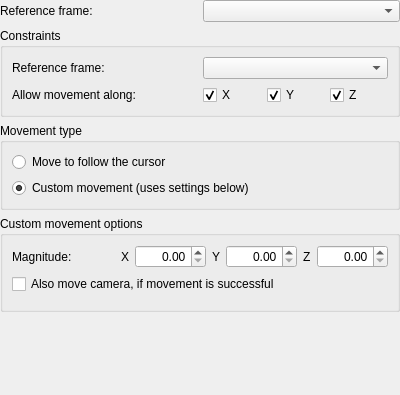
Qt form native/src/DovahKit/ui/options_window/worldedit_tools/options/move_selection_tool_options.ui (DavidJCobb/DovahKit) before a commit.
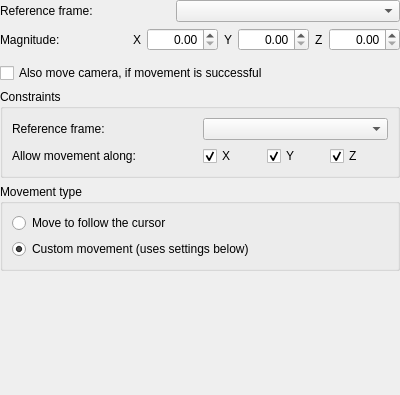
The same form after that commit. Custom widgets are drawn as their Qt base class.

Commit message: Worldinput fixes; "move selection by drag" finishing up

```diff
--- a/native/src/DovahKit/ui/options_window/worldedit_tools/options/move_selection_tool_options.ui
+++ b/native/src/DovahKit/ui/options_window/worldedit_tools/options/move_selection_tool_options.ui
@@ -13,7 +13,7 @@
   <property name="windowTitle">
    <string>Form</string>
   </property>
-  <layout class="QGridLayout" name="gridLayout">
+  <layout class="QGridLayout" name="gridLayout" columnstretch="5,1,6">
    <property name="leftMargin">
     <number>0</number>
    </property>
@@ -26,7 +26,14 @@
    <property name="bottomMargin">
     <number>0</number>
    </property>
-   <item row="2" column="0" colspan="2">
+   <item row="1" column="0">
+    <widget class="QLabel" name="label_4">
+     <property name="text">
+      <string>Magnitude:</string>
+     </property>
+    </widget>
+   </item>
+   <item row="5" column="0" colspan="3">
     <widget class="QGroupBox" name="groupBox">
      <property name="title">
       <string>Movement type</string>
@@ -52,99 +59,6 @@
      </layout>
     </widget>
    </item>
-   <item row="3" column="0" colspan="2">
-    <widget class="QGroupBox" name="customMovementGroupbox">
-     <property name="title">
-      <string>Custom movement options</string>
-     </property>
-     <layout class="QGridLayout" name="gridLayout_3">
-      <item row="1" column="0" colspan="2">
-       <widget class="QCheckBox" name="alsoMoveCamera">
-        <property name="text">
-         <string>Also move camera, if movement is successful</string>
-        </property>
-       </widget>
-      </item>
-      <item row="0" column="0">
-       <widget class="QLabel" name="label_4">
-        <property name="text">
-         <string>Magnitude:</string>
-        </property>
-       </widget>
-      </item>
-      <item row="0" column="1">
-       <layout class="QHBoxLayout" name="horizontalLayout_2">
-        <item>
-         <widget class="QLabel" name="label_5">
-          <property name="text">
-           <string>X</string>
-          </property>
-          <property name="buddy">
-           <cstring>customMagnitudeX</cstring>
-          </property>
-         </widget>
-        </item>
-        <item>
-         <widget class="QDoubleSpinBox" name="customMagnitudeX">
-          <property name="alignment">
-           <set>Qt::AlignRight|Qt::AlignTrailing|Qt::AlignVCenter</set>
-          </property>
-          <property name="maximum">
-           <double>4096.000000000000000</double>
-          </property>
-         </widget>
-        </item>
-        <item>
-         <widget class="QLabel" name="label_6">
-          <property name="text">
-           <string>Y</string>
-          </property>
-          <property name="buddy">
-           <cstring>customMagnitudeY</cstring>
-          </property>
-         </widget>
-        </item>
-        <item>
-         <widget class="QDoubleSpinBox" name="customMagnitudeY">
-          <property name="alignment">
-           <set>Qt::AlignRight|Qt::AlignTrailing|Qt::AlignVCenter</set>
-          </property>
-          <property name="maximum">
-           <double>4096.000000000000000</double>
-          </property>
-         </widget>
-        </item>
-        <item>
-         <widget class="QLabel" name="label_7">
-          <property name="text">
-           <string>Z</string>
-          </property>
-          <property name="buddy">
-           <cstring>customMagnitudeZ</cstring>
-          </property>
-         </widget>
-        </item>
-        <item>
-         <widget class="QDoubleSpinBox" name="customMagnitudeZ">
-          <property name="alignment">
-           <set>Qt::AlignRight|Qt::AlignTrailing|Qt::AlignVCenter</set>
-          </property>
-          <property name="maximum">
-           <double>4096.000000000000000</double>
-          </property>
-         </widget>
-        </item>
-       </layout>
-      </item>
-      <item row="2" column="0" colspan="2">
-       <widget class="WorldeditToolRangeInputScalesWidget" name="rangeInputScales" native="true"/>
-      </item>
-     </layout>
-    </widget>
-   </item>
-   <item row="0" column="1">
-    <widget class="QComboBox" name="transformFrame"/>
-   </item>
    <item row="0" column="0">
     <widget class="QLabel" name="label">
      <property name="text">
@@ -155,7 +69,13 @@
      </property>
     </widget>
    </item>
-   <item row="1" column="0" colspan="2">
+   <item row="2" column="0" colspan="3">
+    <widget class="WorldeditToolRangeInputScalesWidget" name="rangeInputScales" native="true"/>
+   </item>
+   <item row="0" column="2">
+    <widget class="QComboBox" name="transformFrame"/>
+   </item>
+   <item row="4" column="0" colspan="3">
     <widget class="QGroupBox" name="groupBox_2">
      <property name="title">
       <string>Constraints</string>
@@ -218,7 +138,7 @@
      </layout>
     </widget>
    </item>
-   <item row="4" column="0" colspan="2">
+   <item row="6" column="0" colspan="3">
     <spacer name="verticalSpacer">
      <property name="orientation">
       <enum>Qt::Vertical</enum>
@@ -234,6 +154,77 @@
      </property>
     </spacer>
    </item>
+   <item row="1" column="1" colspan="2">
+    <layout class="QHBoxLayout" name="horizontalLayout_2">
+     <item>
+      <widget class="QLabel" name="label_5">
+       <property name="text">
+        <string>X</string>
+       </property>
+       <property name="buddy">
+        <cstring>customMagnitudeX</cstring>
+       </property>
+      </widget>
+     </item>
+     <item>
+      <widget class="QDoubleSpinBox" name="customMagnitudeX">
+       <property name="alignment">
+        <set>Qt::AlignRight|Qt::AlignTrailing|Qt::AlignVCenter</set>
+       </property>
+       <property name="maximum">
+        <double>4096.000000000000000</double>
+       </property>
+      </widget>
+     </item>
+     <item>
+      <widget class="QLabel" name="label_6">
+       <property name="text">
+        <string>Y</string>
+       </property>
+       <property name="buddy">
+        <cstring>customMagnitudeY</cstring>
+       </property>
+      </widget>
+     </item>
+     <item>
+      <widget class="QDoubleSpinBox" name="customMagnitudeY">
+       <property name="alignment">
+        <set>Qt::AlignRight|Qt::AlignTrailing|Qt::AlignVCenter</set>
+       </property>
+       <property name="maximum">
+        <double>4096.000000000000000</double>
+       </property>
+      </widget>
+     </item>
+     <item>
+      <widget class="QLabel" name="label_7">
+       <property name="text">
+        <string>Z</string>
+       </property>
+       <property name="buddy">
+        <cstring>customMagnitudeZ</cstring>
+       </property>
+      </widget>
+     </item>
+     <item>
+      <widget class="QDoubleSpinBox" name="customMagnitudeZ">
+       <property name="alignment">
+        <set>Qt::AlignRight|Qt::AlignTrailing|Qt::AlignVCenter</set>
+       </property>
+       <property name="maximum">
+        <double>4096.000000000000000</double>
+       </property>
+      </widget>
+     </item>
+    </layout>
+   </item>
+   <item row="3" column="0" colspan="3">
+    <widget class="QCheckBox" name="alsoMoveCamera">
+     <property name="text">
+      <string>Also move camera, if movement is successful</string>
+     </property>
+    </widget>
+   </item>
   </layout>
  </widget>
  <customwidgets>
```
The commit also changes 19 other files.
